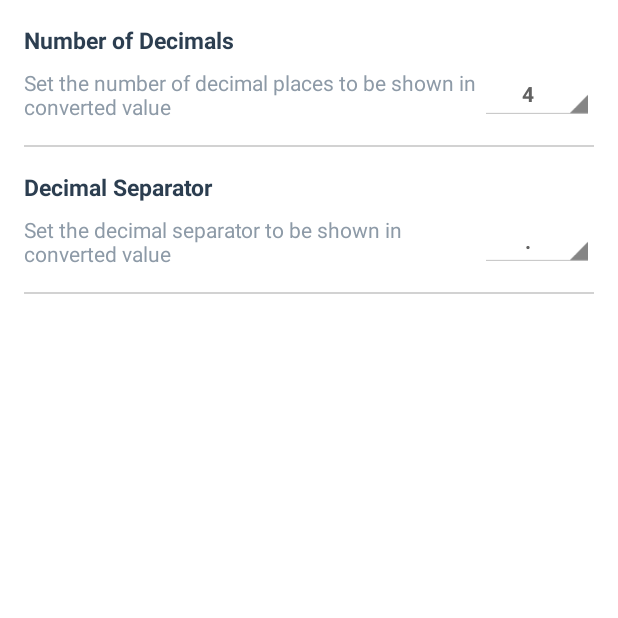
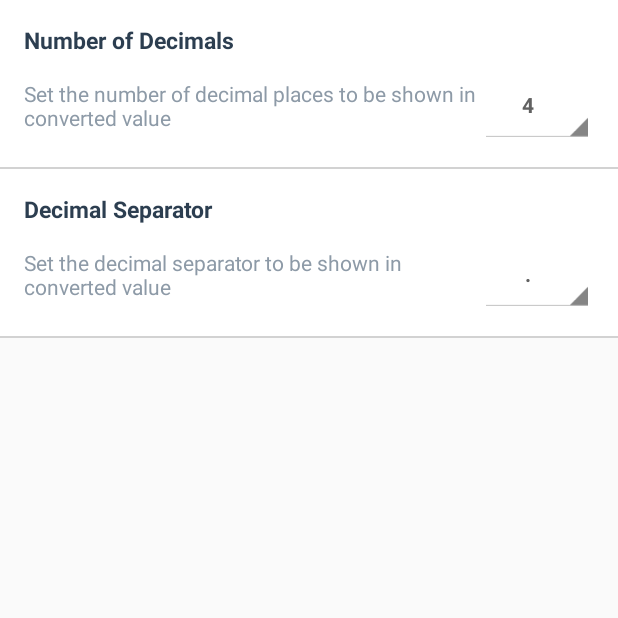
Before and after one commit to yarus777/Converter, an Android app: the fragment SettingsFragment placed in its activity, on a phone screen of 412 x 824 dp, the top half of it. Run offline under Robolectric (Android 15) with nearby library versions, the phone set to English and light mode, and no system bars; libraries missing offline, so code that uses them is left out: com.inappertising.ads, com.j256.ormlite; plain views replace BannerView; 1 statement that could not run was skipped.

Commit message:
Some graphic changes

```diff
--- a/app/src/main/res/layout/converter_fragment.xml
+++ b/app/src/main/res/layout/converter_fragment.xml
@@ -4,7 +4,7 @@
     android:layout_width="match_parent"
     android:layout_height="match_parent"
     android:orientation="vertical"
-    android:background="@color/whiteColor">
+    android:background="@color/subcategory_color">
 
 
     <android.support.v7.widget.RecyclerView
--- a/app/src/main/res/layout/favorites_fragment.xml
+++ b/app/src/main/res/layout/favorites_fragment.xml
@@ -4,7 +4,7 @@
     android:layout_width="match_parent"
     android:layout_height="match_parent"
     android:orientation="vertical"
-    android:background="@color/whiteColor">
+    android:background="@color/subcategory_color">
 
     <android.support.v7.widget.RecyclerView
         android:id="@+id/favorites_recycler_view"
--- a/app/src/main/res/layout/main_fragment.xml
+++ b/app/src/main/res/layout/main_fragment.xml
@@ -4,7 +4,7 @@
     android:layout_width="match_parent"
     android:layout_height="match_parent"
     android:orientation="vertical"
-    android:background="@color/whiteColor">
+    android:background="@color/subcategory_color">
 
     <ListView
         android:id="@+id/categories_list_view"
--- a/app/src/main/res/layout/settings_fragment.xml
+++ b/app/src/main/res/layout/settings_fragment.xml
@@ -2,9 +2,8 @@
 <LinearLayout xmlns:android="http://schemas.android.com/apk/res/android"
     android:layout_width="match_parent"
     android:layout_height="match_parent"
-    android:background="@color/whiteColor"
-    android:orientation="vertical"
-    android:padding="@dimen/activity_horizontal_margin">
+    android:background="@color/subcategory_color"
+    android:orientation="vertical">
 
     <LinearLayout
         android:layout_width="match_parent"
@@ -23,8 +22,9 @@
         <LinearLayout
             android:layout_width="match_parent"
             android:layout_height="wrap_content"
-            android:layout_marginBottom="@dimen/activity_horizontal_margin"
-            android:orientation="vertical">
+            android:orientation="vertical"
+            android:padding="@dimen/activity_horizontal_margin"
+            android:background="@color/whiteColor">
 
             <TextView
                 android:layout_width="match_parent"
@@ -64,10 +64,10 @@
         <LinearLayout
             android:layout_width="match_parent"
             android:layout_height="wrap_content"
-            android:layout_marginBottom="@dimen/activity_horizontal_margin"
-            android:layout_marginTop="@dimen/activity_horizontal_margin"
             android:orientation="vertical"
-            android:visibility="gone">
+            android:visibility="gone"
+            android:padding="@dimen/activity_horizontal_margin"
+            android:background="@color/whiteColor">
 
             <TextView
                 android:layout_width="match_parent"
@@ -104,9 +104,9 @@
         <LinearLayout
             android:layout_width="match_parent"
             android:layout_height="wrap_content"
-            android:layout_marginBottom="@dimen/activity_horizontal_margin"
-            android:layout_marginTop="@dimen/activity_horizontal_margin"
-            android:orientation="vertical">
+            android:orientation="vertical"
+            android:padding="@dimen/activity_horizontal_margin"
+            android:background="@color/whiteColor">
 
             <TextView
                 android:layout_width="match_parent"
--- a/app/src/main/res/layout/spinner_item.xml
+++ b/app/src/main/res/layout/spinner_item.xml
@@ -9,4 +9,5 @@
     android:ellipsize="marquee"
     android:textAlignment="center"
     android:textColor="@color/colorAccent"
-    android:textStyle="bold"/>
+    android:textStyle="bold"
+    android:padding="8dp"/>
```
Also changed, not shown: app/src/main/res/layout/favorites_item.xml (+10 -12 lines), app/src/main/res/mipmap-hdpi/arrow_right.png (added), app/src/main/res/mipmap-mdpi/arrow_right.png (added), app/src/main/res/mipmap-xhdpi/arrow_right.png (added), app/src/main/res/mipmap-xxhdpi/arrow_right.png (added), app/src/main/res/mipmap-xxxhdpi/arrow_right.png (added).
